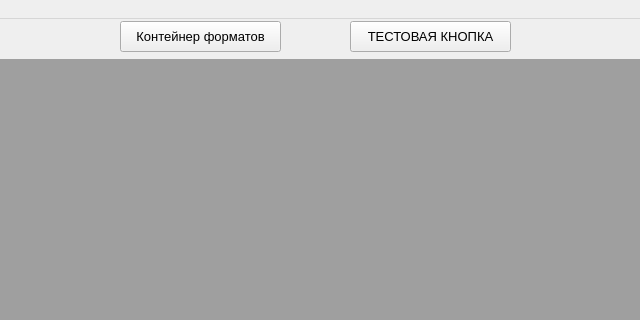
iambarsik/QtSTR, file STR/str.ui: the form before one commit; both pictures show x 510 to 1150 and y 0 to 320 of the 1150 by 662 pixel window.
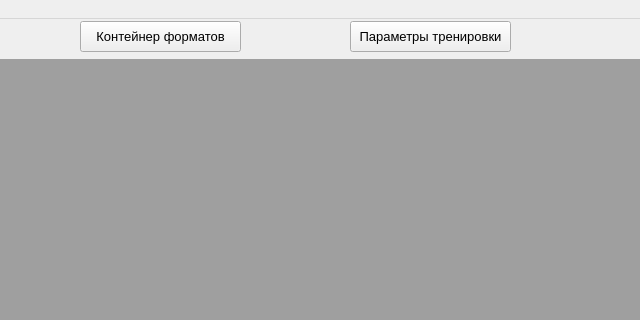
The form after the commit.

Patch:
```diff
--- a/STR/str.ui
+++ b/STR/str.ui
@@ -79,7 +79,7 @@
    <widget class="QPushButton" name="pushButtonContainer">
     <property name="geometry">
      <rect>
-      <x>630</x>
+      <x>590</x>
       <y>2</y>
       <width>161</width>
       <height>31</height>
@@ -149,7 +149,7 @@
      </font>
     </property>
     <property name="text">
-     <string>ТЕСТОВАЯ КНОПКА</string>
+     <string>Параметры тренировки</string>
     </property>
    </widget>
   </widget>
```
